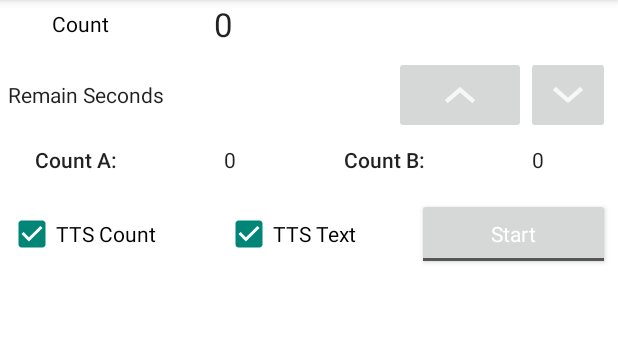
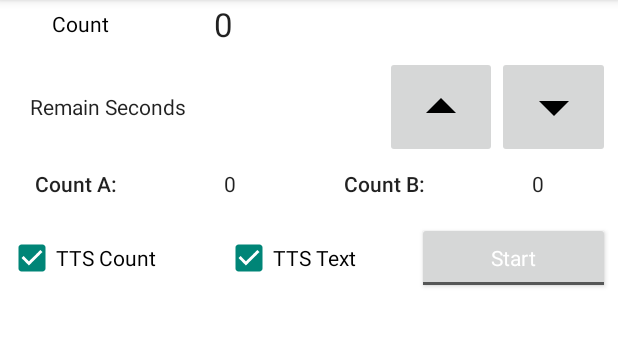
Before and after one commit to hongwk2001/HundredEightV, an Android app: the screen it shows after launch (MainActivity), on a phone screen of 412 x 824 dp, the part 84-431 px from its top. Run offline under Robolectric (Android 15) with nearby library versions, the phone set to English and light mode, and no system bars; our stand-ins replace AdMob; pictures from the network do not load.

Commit message:
up down icon replaced

```diff
--- /dev/null
+++ b/app/src/main/res/drawable/outline_arrow_drop_down_24.xml
@@ -0,0 +1,9 @@
+<vector xmlns:android="http://schemas.android.com/apk/res/android"
+    android:height="48dp"
+    android:tint="#000000" android:viewportHeight="960"
+    android:viewportWidth="960"
+    android:width="48dp">
+
+    <path android:fillColor="@android:color/white" android:pathData="M480,600L280,400L680,400L480,600Z"/>
+
+</vector>
--- /dev/null
+++ b/app/src/main/res/drawable/outline_arrow_drop_up_24.xml
@@ -0,0 +1,11 @@
+<vector xmlns:android="http://schemas.android.com/apk/res/android"
+    android:height="48dp"
+    android:tint="#000000"
+    android:viewportHeight="960"
+    android:viewportWidth="960"
+    android:width="48dp"
+    >
+
+    <path android:fillColor="@android:color/white" android:pathData="M280,560L480,360L680,560L280,560Z"/>
+
+</vector>
--- a/app/src/main/res/layout/activity_main.xml
+++ b/app/src/main/res/layout/activity_main.xml
@@ -1,4 +1,5 @@
 <LinearLayout xmlns:android="http://schemas.android.com/apk/res/android"
+    xmlns:app="http://schemas.android.com/apk/res-auto"
     xmlns:tools="http://schemas.android.com/tools"
     android:id="@+id/mainLinearLayout1"
     android:layout_width="match_parent"
@@ -64,31 +65,37 @@
                 android:layout_height="match_parent"
                 android:gravity="center"
                 android:text="@string/remain"
+                android:layout_weight="2"
                 android:textAppearance="@style/TextAppearance.AppCompat.Body1" />
 
             <TextView
                 android:id="@+id/remain_e"
                 android:layout_width="wrap_content"
                 android:layout_height="match_parent"
-                android:layout_weight="1"
+                android:layout_weight="2"
                 android:gravity="center"
                 android:textAppearance="@style/TextAppearance.AppCompat.Large" />
 
             <ImageButton
+                android:id="@+id/btn_faster"
+                android:layout_width="0dp"
+                android:layout_height="wrap_content"
+                android:minWidth="60dp"
+                android:layout_weight="5"
+                android:contentDescription="@string/faster"
+                android:onClick="f_onClickFaster"
+                app:srcCompat="@drawable/outline_arrow_drop_up_24" />
+
+            <ImageButton
                 android:id="@+id/btn_slower"
-                android:layout_width="wrap_content"
+                android:layout_width="0dp"
                 android:layout_height="wrap_content"
+                android:minWidth="60dp"
+                android:layout_weight="5"
                 android:contentDescription="@string/slower"
                 android:onClick="f_onClickSlower"
-                android:src="@drawable/ic_action_collapse" />
+                app:srcCompat="@drawable/outline_arrow_drop_down_24" />
 
-            <ImageButton
-                android:id="@+id/btn_faster"
-                android:layout_width="wrap_content"
-                android:layout_height="wrap_content"
-                android:contentDescription="@string/faster"
-                android:onClick="f_onClickFaster"
-                android:src="@drawable/ic_action_expand" />
 
         </TableRow>
 
```
Also changed, not shown: app/src/main/res/drawable-hdpi/ic_action_collapse.png (deleted), app/src/main/res/drawable-hdpi/ic_action_expand.png (deleted), app/src/main/res/drawable-mdpi/ic_action_collapse.png (deleted), app/src/main/res/drawable-mdpi/ic_action_expand.png (deleted), app/src/main/res/drawable-xhdpi/ic_action_collapse.png (deleted), app/src/main/res/drawable-xhdpi/ic_action_expand.png (deleted).
